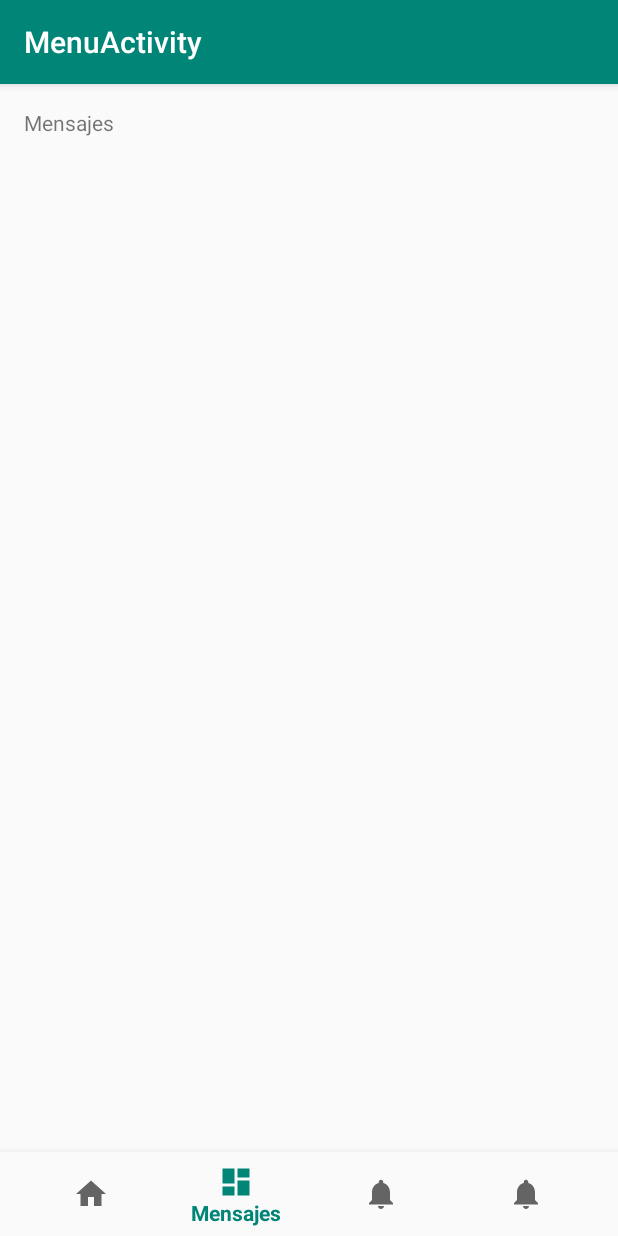
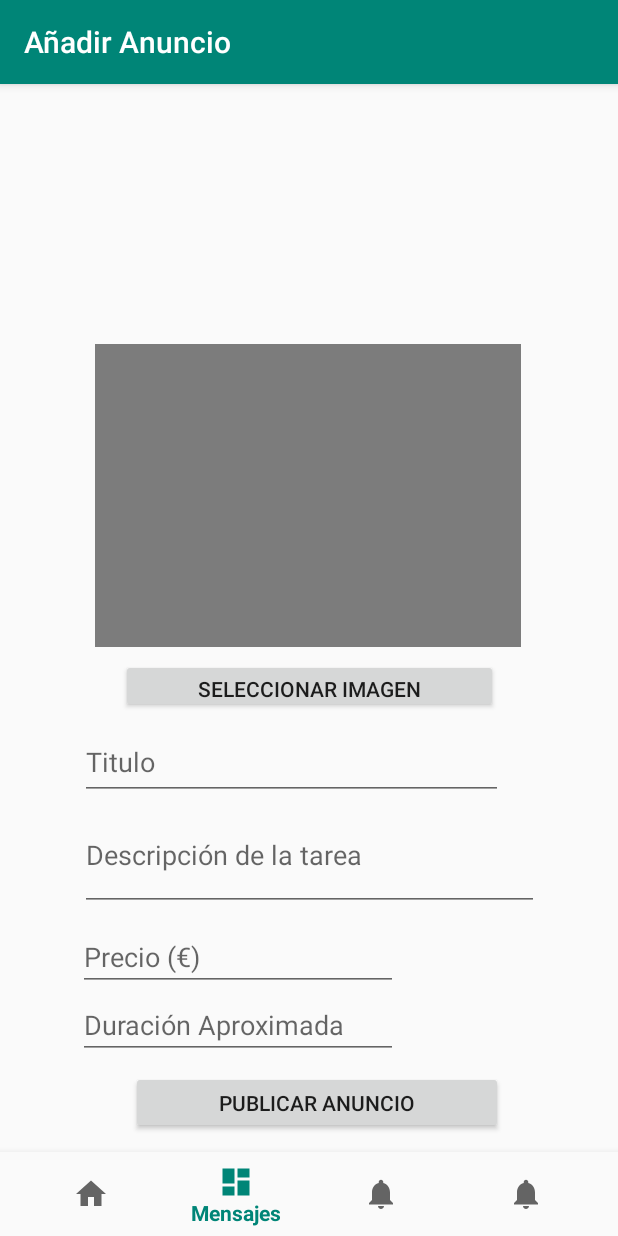
Before and after one commit to EnricCivitRovira/Helpaloo, an Android app: the screen it shows after launch once a user with an empty profile is signed in (MenuActivity), item 2 of the bottom bar chosen, on a phone screen of 412 x 824 dp. Run offline under Robolectric (Android 15) with nearby library versions, the phone set to English and light mode, and no system bars; our stand-ins replace Firebase (no records; nobody signed in at launch, a user with empty details on screens opened directly), Picasso; 1 statement that could not run was skipped.

Commit message:
AddPost + SearchPosts

```diff
--- a/app/build.gradle
+++ b/app/build.gradle
@@ -19,7 +19,7 @@ android {
 }
 
 dependencies {
-    implementation fileTree(dir: 'libs', include: ['*.jar'])
+    implementation fileTree(include: ['*.jar'], dir: 'libs')
     implementation 'androidx.appcompat:appcompat:1.0.0-beta01'
     implementation 'androidx.constraintlayout:constraintlayout:1.1.3'
     implementation 'androidx.legacy:legacy-support-v4:1.0.0-beta01'
@@ -31,6 +31,10 @@ dependencies {
     implementation 'com.google.android.gms:play-services-auth:16.0.1'
     implementation 'com.google.firebase:firebase-database:17.0.0'
     implementation 'com.google.firebase:firebase-auth:17.0.0'
+    implementation 'com.squareup.picasso:picasso:2.71828'
+    implementation 'com.google.firebase:firebase-storage:18.0.0'
+    implementation 'com.google.android.gms:play-services-base:17.0.0'
+
 }
 
 apply plugin: 'com.google.gms.google-services'
--- /dev/null
+++ b/app/src/main/java/com/example/helpaloo/AddPost.java
@@ -0,0 +1,194 @@
+package com.example.helpaloo;
+
+import android.app.ProgressDialog;
+import android.content.Intent;
+import android.net.Uri;
+import android.os.Bundle;
+
+import androidx.annotation.NonNull;
+import androidx.fragment.app.Fragment;
+
+import android.provider.ContactsContract;
+import android.util.Log;
+import android.view.LayoutInflater;
+import android.view.View;
+import android.view.ViewGroup;
+import android.widget.Button;
+import android.widget.EditText;
+import android.widget.ImageView;
+import android.widget.Toast;
+
+import com.google.android.gms.tasks.OnFailureListener;
+import com.google.android.gms.tasks.OnSuccessListener;
+import com.google.android.gms.tasks.Task;
+import com.google.firebase.auth.FirebaseAuth;
+import com.google.firebase.auth.FirebaseUser;
+import com.google.firebase.database.DatabaseReference;
+import com.google.firebase.database.FirebaseDatabase;
+import com.google.firebase.storage.FirebaseStorage;
+import com.google.firebase.storage.OnProgressListener;
+import com.google.firebase.storage.StorageReference;
+import com.google.firebase.storage.UploadTask;
+import com.squareup.picasso.Picasso;
+
+
+import static android.app.Activity.RESULT_OK;
+
+
+public class AddPost extends Fragment {
+
+    private FirebaseAuth mAuth;
+    private DatabaseReference mDatabase;
+    private FirebaseStorage storage;
+    StorageReference storageReference;
+    private FirebaseUser currentUser;
+    private EditText introducedTitle;
+    private EditText introducedDescription;
+    private EditText introducedPrize;
+    private EditText introducedTime;
+
+    private static final int PICK_IMAGE_REQUEST = 1;
+
+    private Button uploadImage;
+    private Button uploadPost;
+    private ImageView imageView;
+    private Uri imageUri;
+
+    private  String postid;
+    private String userid;
+    private Task<Uri> route;
+    private static String routeString;
+
+    @Override
+    public View onCreateView(LayoutInflater inflater, ViewGroup container, Bundle savedInstanceState) {
+
+        // Inflate the layout for this fragment
+        final View view = inflater.inflate(R.layout.fragment_add_post, container, false);
+
+        ((MenuActivity) getActivity()).getSupportActionBar().setTitle("Añadir Anuncio");
+
+        uploadImage = (Button) view.findViewById(R.id.addImage);
+        uploadPost = (Button) view.findViewById(R.id.addPost);
+
+        introducedTitle = (EditText) view.findViewById(R.id.postTitle);
+        introducedDescription = (EditText) view.findViewById(R.id.postDescription);
+        introducedPrize = (EditText) view.findViewById(R.id.postPrice);
+        introducedTime = (EditText) view.findViewById(R.id.postTime);
+
+        imageView = (ImageView) view.findViewById(R.id.postImage);
+
+        mAuth = FirebaseAuth.getInstance();
+        currentUser = mAuth.getCurrentUser();
+        mDatabase = FirebaseDatabase.getInstance().getReference();
+
+        storage = FirebaseStorage.getInstance();
+        storageReference = storage.getReference();
+
+        userid = currentUser.getUid();
+        postid = mDatabase.child("posts").child(userid).push().getKey();
+
+        uploadImage.setOnClickListener(new View.OnClickListener() {
+            @Override
+            public void onClick(View v) {
+                openFileChooser();
+            }
+        });
+
+        uploadPost.setOnClickListener(new View.OnClickListener() {
+            @Override
+            public void onClick(View v) {
+                uploadImage(postid);
+            }
+        });
+
+
+
+        return view;
+}
+
+    private void uploadImage(final String postid) {
+        if(imageUri != null)
+        {
+            final ProgressDialog progressDialog = new ProgressDialog(getContext());
+            progressDialog.setTitle("Uploading...");
+            progressDialog.show();
+            String[] filename = imageUri.getLastPathSegment().split("/");
+            final StorageReference ref = storageReference.child("images/"+mAuth.getUid()+"/"+postid+"/"+filename[filename.length-1]);
+
+
+            Log.w("POST PATH: "+ref, "TEST");
+            ref.putFile(imageUri)
+                    .addOnSuccessListener(new OnSuccessListener<UploadTask.TaskSnapshot>() {
+                        @Override
+                        public void onSuccess(UploadTask.TaskSnapshot taskSnapshot) {
+                            progressDialog.dismiss();
+                            Toast.makeText(getActivity(), "Uploaded", Toast.LENGTH_SHORT).show();
+                            route = ref.getDownloadUrl().addOnSuccessListener(new OnSuccessListener<Uri>() {
+                                @Override
+                                public void onSuccess(Uri uri) {
+                                    routeString = route.getResult().toString();
+                                    insertPost(postid, userid, introducedTitle.getText().toString(), introducedDescription.getText().toString(), introducedPrize.getText().toString(), introducedTime.getText().toString(), routeString, 0);
+                                }
+                            });
+
+                        }
+                    })
+                    .addOnFailureListener(new OnFailureListener() {
+                        @Override
+                        public void onFailure(@NonNull Exception e) {
+                            progressDialog.dismiss();
+                            Toast.makeText(getActivity(), "Failed "+e.getMessage(), Toast.LENGTH_SHORT).show();
+                        }
+                    })
+                    .addOnProgressListener(new OnProgressListener<UploadTask.TaskSnapshot>() {
+                        @Override
+                        public void onProgress(UploadTask.TaskSnapshot taskSnapshot) {
+                            double progress = (100.0*taskSnapshot.getBytesTransferred()/taskSnapshot
+                                    .getTotalByteCount());
+                            progressDialog.setMessage("Uploaded "+(int)progress+"%");
+
+
+                        }
+                    });
+        }else {
+            insertPost(postid, userid, introducedTitle.getText().toString(), introducedDescription.getText().toString(), introducedPrize.getText().toString(), introducedTime.getText().toString(), routeString, 0);
+        }
+
+    }
+
+
+
+
+    private void insertPost(String postId, String userId, String title, String description, String prize, String time, String route, int type) {
+
+        Post post = new Post (postId,userId,title,description, prize, time, route);
+        Log.w("POST: "+userId+" postid: "+ postId, "TEST");
+        if (type == 0){
+            DatabaseReference refAll = mDatabase.child("allPosts").child(postId);
+            refAll.setValue(post);
+
+        }
+        DatabaseReference ref = mDatabase.child("posts").child(userId).child(postId);
+        ref.setValue(post);
+    }
+
+    private void openFileChooser() {
+        Intent intent = new Intent();
+        intent.setType("image/*");
+        intent.setAction(Intent.ACTION_GET_CONTENT);
+        startActivityForResult(intent, PICK_IMAGE_REQUEST);
+
+    }
+
+    @Override
+    public void onActivityResult(int requestCode, int resultCode, Intent data) {
+        super.onActivityResult(requestCode, resultCode, data);
+
+        if(requestCode == PICK_IMAGE_REQUEST && resultCode ==  RESULT_OK && data != null && data.getData() != null){
+
+            imageUri = data.getData();
+            Picasso.get().load(imageUri).into(imageView);
+        }
+
+    }
+}
--- a/app/src/main/java/com/example/helpaloo/MenuActivity.java
+++ b/app/src/main/java/com/example/helpaloo/MenuActivity.java
@@ -1,6 +1,7 @@
 package com.example.helpaloo;
 
 import android.content.Intent;
+import android.net.Uri;
 import android.os.Bundle;
 
 import androidx.annotation.NonNull;
@@ -10,6 +11,9 @@ import com.google.firebase.auth.FirebaseAuth;
 import com.google.firebase.auth.FirebaseUser;
 
 import androidx.appcompat.app.AppCompatActivity;
+import androidx.core.view.GravityCompat;
+import androidx.fragment.app.FragmentManager;
+import androidx.fragment.app.FragmentTransaction;
 
 import android.view.MenuItem;
 import android.widget.TextView;
@@ -19,6 +23,7 @@ public class MenuActivity extends AppCompatActivity {
     private TextView mTextMessage;
     private FirebaseAuth mAuth;
 
+
     private BottomNavigationView.OnNavigationItemSelectedListener mOnNavigationItemSelectedListener
             = new BottomNavigationView.OnNavigationItemSelectedListener() {
 
@@ -26,16 +31,16 @@ public class MenuActivity extends AppCompatActivity {
         public boolean onNavigationItemSelected(@NonNull MenuItem item) {
             switch (item.getItemId()) {
                 case R.id.searchPost:
-                    mTextMessage.setText("Buscar Anuncio");
+                    setFragment(0);
                     return true;
                 case R.id.messages:
-                    mTextMessage.setText("Mensajes");
+                    setFragment(1);
                     return true;
                 case R.id.help:
-                    mTextMessage.setText("Ayuda");
+
                     return true;
                 case R.id.signOut:
-                    mTextMessage.setText("Deslogeado");
+
                     signOut();
 
                     return true;
@@ -49,6 +54,7 @@ public class MenuActivity extends AppCompatActivity {
     protected void onCreate(Bundle savedInstanceState) {
         super.onCreate(savedInstanceState);
         setContentView(R.layout.activity_menu);
+        setFragment(0);
 
         mTextMessage = (TextView) findViewById(R.id.message);
         BottomNavigationView navigation = (BottomNavigationView) findViewById(R.id.navigation);
@@ -65,4 +71,25 @@ public class MenuActivity extends AppCompatActivity {
         mAuth.signOut();
         finish();
     }
+
+    public void setFragment(int position) {
+        FragmentManager fragmentManager;
+        FragmentTransaction fragmentTransaction;
+        switch (position) {
+            case 1:
+                fragmentManager = getSupportFragmentManager();
+                fragmentTransaction = fragmentManager.beginTransaction();
+                AddPost addPost = new AddPost();
+                fragmentTransaction.replace(R.id.fragment, addPost);
+                fragmentTransaction.commit();
+                break;
+            case 0:
+                fragmentManager = getSupportFragmentManager();
+                fragmentTransaction = fragmentManager.beginTransaction();
+                SearchPost searchPost = new SearchPost();
+                fragmentTransaction.replace(R.id.fragment, searchPost);
+                fragmentTransaction.commit();
+                break;
+        }
+    }
 }
--- /dev/null
+++ b/app/src/main/java/com/example/helpaloo/SearchPost.java
@@ -0,0 +1,75 @@
+package com.example.helpaloo;
+
+import android.content.Context;
+import android.net.Uri;
+import android.os.Bundle;
+
+import androidx.annotation.NonNull;
+import androidx.annotation.Nullable;
+import androidx.fragment.app.Fragment;
+
+import android.util.Log;
+import android.view.LayoutInflater;
+import android.view.View;
+import android.view.ViewGroup;
+import android.widget.ListView;
+
+import com.google.firebase.auth.FirebaseAuth;
+import com.google.firebase.auth.FirebaseUser;
+import com.google.firebase.database.DataSnapshot;
+import com.google.firebase.database.DatabaseError;
+import com.google.firebase.database.DatabaseReference;
+import com.google.firebase.database.FirebaseDatabase;
+import com.google.firebase.database.ValueEventListener;
+
+import java.util.ArrayList;
+
+import static androidx.constraintlayout.widget.Constraints.TAG;
+
+
+public class SearchPost extends Fragment {
+
+    private FirebaseAuth mAuth;
+    private FirebaseDatabase mFirebaseDatabase;
+    private DatabaseReference mDatabase;
+    private String userID;
+    private ListView mListView;
+    private ArrayList<Post> posts = new ArrayList<>();
+
+    @Override
+    public View onCreateView(@NonNull LayoutInflater inflater, @Nullable ViewGroup container, @Nullable Bundle savedInstanceState) {
+        final View view = inflater.inflate(R.layout.fragment_search_post, container, false);
+        mAuth = FirebaseAuth.getInstance();
+        mFirebaseDatabase = FirebaseDatabase.getInstance();
+        FirebaseUser user = mAuth.getCurrentUser();
+        userID = user.getUid();
+
+        ((MenuActivity) getActivity()).getSupportActionBar().setTitle("Buscar Anuncios");
+
+
+        mFirebaseDatabase.getReference("allPosts").addValueEventListener(new ValueEventListener() {
+            @Override
+            public void onDataChange(@NonNull DataSnapshot dataSnapshot) {
+                showData(dataSnapshot);
+            }
+
+            @Override
+            public void onCancelled(@NonNull DatabaseError databaseError) {
+
+            }
+
+        });
+
+        return view;
+    }
+
+    private void showData(DataSnapshot dataSnapshot) {
+        for(DataSnapshot ds : dataSnapshot.getChildren()){
+            Post post = ds.getValue(Post.class);
+            posts.add(post);
+            Log.i(TAG, post.toString());
+        }
+        //Log.i(TAG,posts.toString());
+
+    }
+}
--- a/app/src/main/res/layout/activity_menu.xml
+++ b/app/src/main/res/layout/activity_menu.xml
@@ -6,17 +6,6 @@
     android:layout_width="match_parent"
     android:layout_height="match_parent"
     tools:context=".MenuActivity">
-
-    <TextView
-        android:id="@+id/message"
-        android:layout_width="wrap_content"
-        android:layout_height="wrap_content"
-        android:layout_marginStart="@dimen/activity_horizontal_margin"
-        android:layout_marginLeft="@dimen/activity_horizontal_margin"
-        android:layout_marginTop="@dimen/activity_vertical_margin"
-        android:text="@string/title_home"
-        app:layout_constraintLeft_toLeftOf="parent"
-        app:layout_constraintTop_toTopOf="parent" />
 
     <com.google.android.material.bottomnavigation.BottomNavigationView
         android:id="@+id/navigation"
@@ -30,4 +19,9 @@
         app:layout_constraintRight_toRightOf="parent"
         app:menu="@menu/navigation" />
 
+    <FrameLayout
+        android:id="@+id/fragment"
+        android:layout_width="match_parent"
+        android:layout_height="match_parent"/>
+
 </androidx.constraintlayout.widget.ConstraintLayout>
--- /dev/null
+++ b/app/src/main/res/layout/fragment_add_post.xml
@@ -0,0 +1,114 @@
+<?xml version="1.0" encoding="utf-8"?>
+<FrameLayout xmlns:android="http://schemas.android.com/apk/res/android"
+    xmlns:app="http://schemas.android.com/apk/res-auto"
+    xmlns:tools="http://schemas.android.com/tools"
+    android:id="@+id/frameLayout"
+    android:layout_width="match_parent"
+    android:layout_height="match_parent"
+    tools:context=".AddPost">
+
+    <!-- TODO: Update blank fragment layout -->
+    <androidx.constraintlayout.widget.ConstraintLayout
+        android:layout_width="match_parent"
+        android:layout_height="match_parent">
+
+        <Button
+            android:id="@+id/addImage"
+            android:layout_width="251dp"
+            android:layout_height="36dp"
+            android:layout_marginStart="8dp"
+            android:layout_marginEnd="8dp"
+            android:layout_marginBottom="8dp"
+            android:text="Seleccionar Imagen"
+            app:layout_constraintBottom_toTopOf="@+id/postTitle"
+            app:layout_constraintEnd_toEndOf="parent"
+            app:layout_constraintStart_toStartOf="parent" />
+
+        <EditText
+            android:id="@+id/postTitle"
+            android:layout_width="282dp"
+            android:layout_height="50dp"
+            android:layout_marginStart="8dp"
+            android:layout_marginEnd="8dp"
+            android:ems="10"
+            android:hint="Titulo"
+            android:inputType="textPersonName"
+            app:layout_constraintBottom_toTopOf="@+id/postDescription"
+            app:layout_constraintEnd_toEndOf="parent"
+            app:layout_constraintHorizontal_bias="0.398"
+            app:layout_constraintStart_toStartOf="parent" />
+
+        <EditText
+            android:id="@+id/postDescription"
+            android:layout_width="306dp"
+            android:layout_height="74dp"
+            android:layout_marginStart="8dp"
+            android:layout_marginEnd="8dp"
+            android:layout_marginBottom="8dp"
+            android:ems="10"
+            android:hint="Descripción de la tarea"
+            android:inputType="textMultiLine"
+            app:layout_constraintBottom_toTopOf="@+id/postPrice"
+            app:layout_constraintEnd_toEndOf="parent"
+            app:layout_constraintStart_toStartOf="parent" />
+
+        <EditText
+            android:id="@+id/postTime"
+            android:layout_width="wrap_content"
+            android:layout_height="wrap_content"
+            android:layout_marginStart="8dp"
+            android:layout_marginEnd="8dp"
+            android:layout_marginBottom="8dp"
+            android:ems="10"
+            android:hint="Duración Aproximada"
+            android:inputType="textPersonName"
+            app:layout_constraintBottom_toTopOf="@+id/addPost"
+            app:layout_constraintEnd_toEndOf="parent"
+            app:layout_constraintHorizontal_bias="0.241"
+            app:layout_constraintStart_toStartOf="parent" />
+
+        <EditText
+            android:id="@+id/postPrice"
+            android:layout_width="wrap_content"
+            android:layout_height="wrap_content"
+            android:layout_marginStart="52dp"
+            android:layout_marginEnd="8dp"
+            android:ems="10"
+            android:hint="Precio (€)"
+            android:inputType="textPersonName"
+            app:layout_constraintBottom_toTopOf="@+id/postTime"
+            app:layout_constraintEnd_toEndOf="parent"
+            app:layout_constraintHorizontal_bias="0.0"
+            app:layout_constraintStart_toStartOf="parent" />
+
+        <Button
+            android:id="@+id/addPost"
+            android:layout_width="248dp"
+            android:layout_height="42dp"
+            android:layout_marginStart="8dp"
+            android:layout_marginEnd="8dp"
+            android:layout_marginBottom="68dp"
+            android:text="Publicar Anuncio"
+            app:layout_constraintBottom_toBottomOf="parent"
+            app:layout_constraintEnd_toEndOf="parent"
+            app:layout_constraintHorizontal_bias="0.537"
+            app:layout_constraintStart_toStartOf="parent" />
+
+        <ImageView
+            android:id="@+id/postImage"
+            android:layout_width="284dp"
+            android:layout_height="202dp"
+            android:layout_marginStart="8dp"
+            android:layout_marginTop="8dp"
+            android:layout_marginEnd="8dp"
+            android:layout_marginBottom="8dp"
+            android:src="@android:drawable/screen_background_dark_transparent"
+            app:layout_constraintBottom_toTopOf="@+id/addImage"
+            app:layout_constraintEnd_toEndOf="parent"
+            app:layout_constraintHorizontal_bias="0.495"
+            app:layout_constraintStart_toStartOf="parent"
+            app:layout_constraintTop_toTopOf="parent"
+            app:layout_constraintVertical_bias="1.0" />
+    </androidx.constraintlayout.widget.ConstraintLayout>
+
+</FrameLayout>
--- a/build.gradle
+++ b/build.gradle
@@ -21,6 +21,7 @@ allprojects {
         jcenter()
 
     }
+
 }
 
 task clean(type: Delete) {
```
Also changed, not shown: app/src/main/java/com/example/helpaloo/Post.java (added, +110 -0 lines), app/src/main/java/com/example/helpaloo/RegisterActivity.java (+0 -16 lines), app/src/main/java/com/example/helpaloo/User.java (added, +26 -0 lines), app/src/main/res/layout/fragment_search_post.xml (added, +29 -0 lines).
